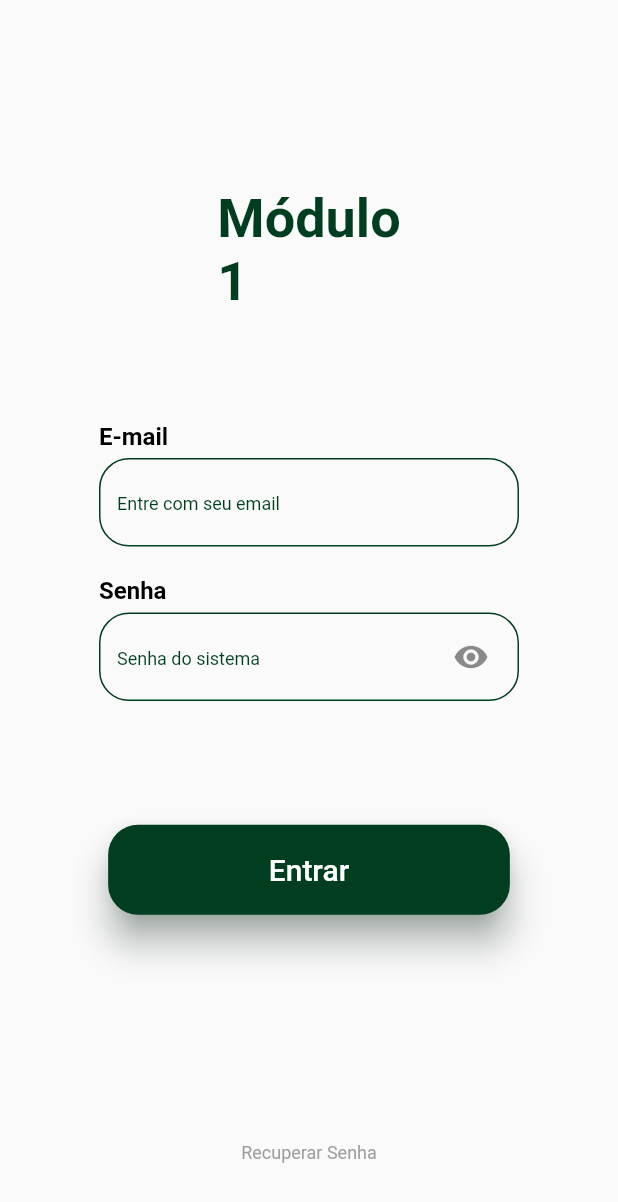
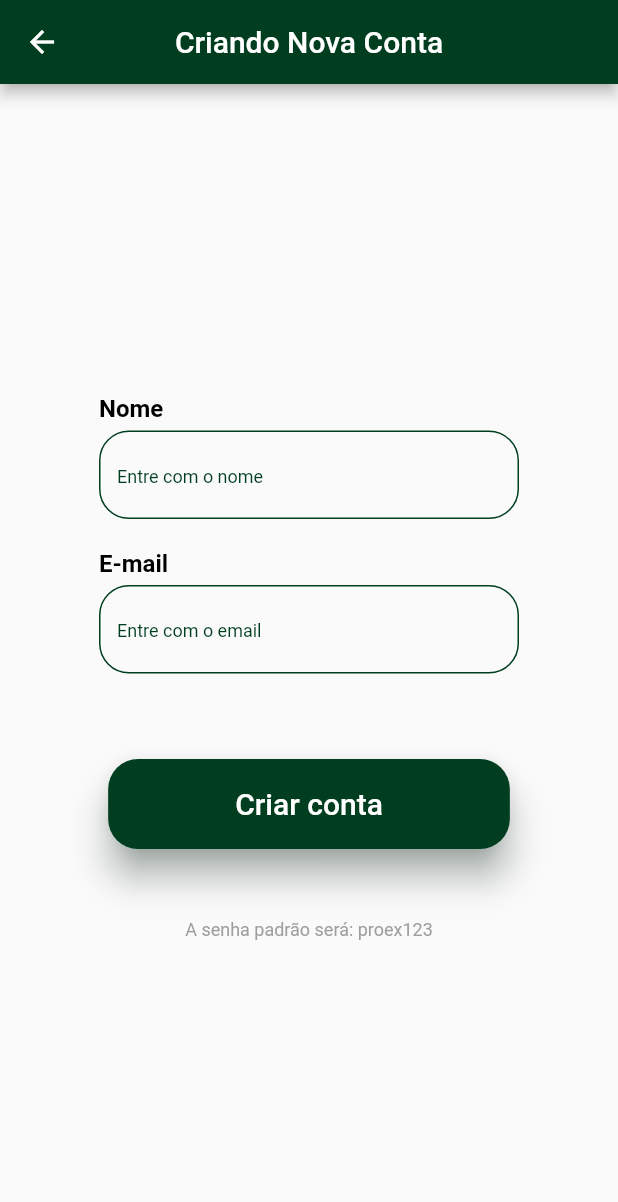
Before and after one commit to marcos-bah/modulo1_deficientes_visuais_proex, a Flutter app: the screen it shows after launch, on a phone screen of 412 x 824 dp. Shown: the top 1202 px of the screen. Run offline on Flutter 3.47's test engine with Material 2 defaults, Android fonts, the phone set to English and light mode, and no system bars; our stand-ins replace rx_notifier; Roboto replaces fonts that are missing (Manrope).

Commit message:
[ADD] Adicionando view e controller

```diff
--- a/lib/src/app/app.widget.dart
+++ b/lib/src/app/app.widget.dart
@@ -1,4 +1,5 @@
 import 'package:flutter/material.dart';
+import 'package:modulo1_deficientes_visuais_proex/src/features/create-account/create_account.view.dart';
 import 'package:modulo1_deficientes_visuais_proex/src/features/login/login.view.dart';
 import 'package:modulo1_deficientes_visuais_proex/src/features/recovery-password/recovery_password.view.dart';
 
@@ -13,11 +14,12 @@ class AppWidget extends StatelessWidget {
       theme: ThemeData(
         primarySwatch: Colors.green,
       ),
-      initialRoute: "/",
+      initialRoute: "/create-account",
       routes: {
         "/": (context) => LoginView(),
         "/login": (context) => LoginView(),
         "/recovery-password": (context) => RecoveyPasswordView(),
+        "/create-account": (context) => CreateAccountView(),
       },
     );
   }
--- /dev/null
+++ b/lib/src/features/create-account/create_account.controller.dart
@@ -0,0 +1,10 @@
+import 'package:flutter/material.dart';
+import 'package:rx_notifier/rx_notifier.dart';
+
+class CreateAccountController {
+  TextEditingController emailEditingController = TextEditingController();
+  TextEditingController nameEditingController = TextEditingController();
+
+  RxNotifier<bool> isLoading = RxNotifier<bool>(false);
+  bool get getIsLoading => isLoading.value;
+}
--- /dev/null
+++ b/lib/src/features/create-account/create_account.view.dart
@@ -0,0 +1,111 @@
+import 'package:flutter/material.dart';
+import 'package:modulo1_deficientes_visuais_proex/src/app/app.color.dart';
+import 'package:modulo1_deficientes_visuais_proex/src/features/create-account/create_account.controller.dart';
+import 'package:modulo1_deficientes_visuais_proex/src/features/shared/button_submit.widget.dart';
+import 'package:modulo1_deficientes_visuais_proex/src/features/shared/form_field.widget.dart';
+import 'package:rx_notifier/rx_notifier.dart';
+
+class CreateAccountView extends StatefulWidget {
+  const CreateAccountView({Key? key}) : super(key: key);
+
+  @override
+  _CreateAccountViewState createState() => _CreateAccountViewState();
+}
+
+class _CreateAccountViewState extends State<CreateAccountView> {
+  CreateAccountController controller = CreateAccountController();
+  final _formKey = GlobalKey<FormState>();
+  @override
+  Widget build(BuildContext context) {
+    Size size = MediaQuery.of(context).size;
+    return Scaffold(
+      appBar: AppBar(
+        title: Text("Criando Nova Conta"),
+        centerTitle: true,
+        backgroundColor: AppColors.primary,
+      ),
+      body: Center(
+        child: SingleChildScrollView(
+          child: Container(
+            width: size.width < 320 ? size.width * 0.8 : 280,
+            height: size.height - 80,
+            alignment: Alignment.center,
+            child: Form(
+              key: _formKey,
+              child: Column(
+                children: [
+                  Spacer(
+                    flex: 5,
+                  ),
+                  FormFieldWidget(
+                    title: "Nome",
+                    description: "Entre com o nome",
+                    validator: (String value) {
+                      if (value.isEmpty) return "Campo vazio";
+                      if (value.length < 6) return "Campo muito pequeno";
+                      return null;
+                    },
+                    controller: controller.emailEditingController,
+                    onChanged: (value) {},
+                    icon: SizedBox(),
+                    keyboardType: TextInputType.emailAddress,
+                  ),
+                  FormFieldWidget(
+                    title: "E-mail",
+                    description: "Entre com o email",
+                    validator: (String value) {
+                      if (value.isEmpty) return "Campo vazio";
+                      if (value.length < 10) return "Campo muito pequeno";
+                      if (!value.contains("@")) return "Falta @";
+                      if (!value.contains("@")) return "Falta .";
+                      return null;
+                    },
+                    controller: controller.nameEditingController,
+                    onChanged: (value) {},
+                    icon: SizedBox(),
+                    keyboardType: TextInputType.emailAddress,
+                  ),
+                  Spacer(
+                    flex: 1,
+                  ),
+                  RxBuilder(
+                    builder: (context) {
+                      return controller.getIsLoading
+                          ? CircularProgressIndicator()
+                          : ButtonSubmitWidget(
+                              textButton: "Criar conta",
+                              onPressed: () {
+                                if (_formKey.currentState!.validate()) {
+                                  controller.isLoading.value = true;
+                                  Future.delayed(Duration(seconds: 3)).then(
+                                      (value) =>
+                                          controller.isLoading.value = false);
+                                }
+                              },
+                            );
+                    },
+                  ),
+                  Spacer(
+                    flex: 1,
+                  ),
+                  Text(
+                    "A senha padrão será: proex123",
+                    style: TextStyle(
+                      fontSize: 12,
+                      fontWeight: FontWeight.w400,
+                      color: Colors.grey,
+                    ),
+                    textAlign: TextAlign.center,
+                  ),
+                  Spacer(
+                    flex: 5,
+                  ),
+                ],
+              ),
+            ),
+          ),
+        ),
+      ),
+    );
+  }
+}
```
